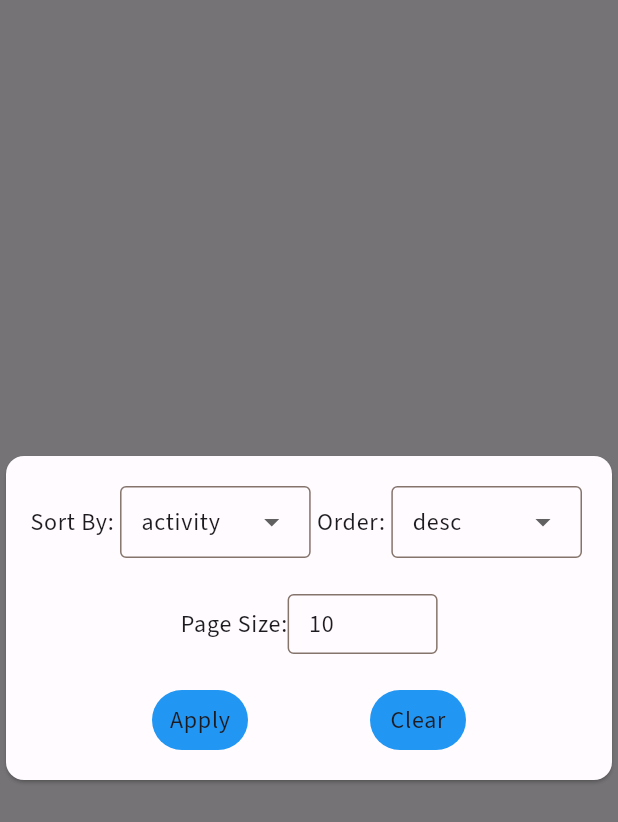
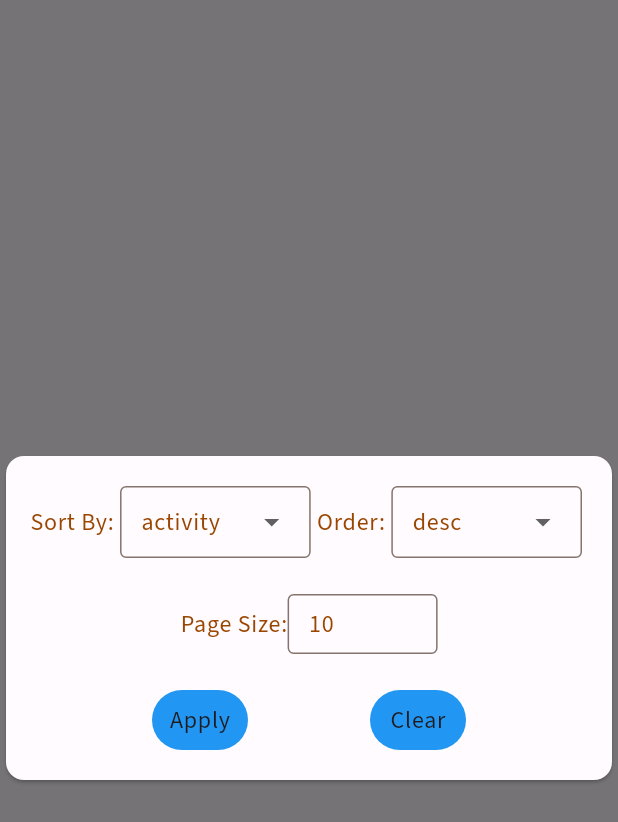
Before and after one commit to bevin-franklin-2134/stack_overflow_app, a Flutter app: the screen it shows after launch, after a tap on the "filter list" icon, on a phone screen of 412 x 824 dp. Shown: the top 822 px of the screen. Run offline on Flutter 3.47's test engine with Material 3 defaults, Android fonts, the phone set to English and light mode, and no system bars; our stand-ins replace bloc, chopper, flutter_bloc, google_fonts, webview_flutter.

Commit message:
update the icons and theme

```diff
--- a/lib/ui/overlay/filter_overlay.dart
+++ b/lib/ui/overlay/filter_overlay.dart
@@ -61,7 +61,8 @@ class _FilterOverlayState extends State<FilterOverlay> {
                     children: [
                       Text(
                         'Sort By:',
-                        style: Theme.of(context).textTheme.bodyLarge,
+                        style: Theme.of(context).textTheme.bodyLarge?.copyWith(
+                            color: Theme.of(context).colorScheme.primary),
                       ),
                       Expanded(
                         child: Padding(
@@ -92,7 +93,11 @@ class _FilterOverlayState extends State<FilterOverlay> {
                                     child: Text(value,
                                         style: Theme.of(context)
                                             .textTheme
-                                            .bodyLarge),
+                                            .bodyLarge
+                                            ?.copyWith(
+                                                color: Theme.of(context)
+                                                    .colorScheme
+                                                    .primary)),
                                   );
                                 }).toList(),
                               ),
@@ -101,7 +106,12 @@ class _FilterOverlayState extends State<FilterOverlay> {
                         ),
                       ),
                       Text('Order:',
-                          style: Theme.of(context).textTheme.bodyLarge),
+                          style: Theme.of(context)
+                              .textTheme
+                              .bodyLarge
+                              ?.copyWith(
+                                  color:
+                                      Theme.of(context).colorScheme.primary)),
                       Expanded(
                         child: Padding(
                           padding: const EdgeInsets.all(4.0),
@@ -129,7 +139,11 @@ class _FilterOverlayState extends State<FilterOverlay> {
                                     child: Text(value,
                                         style: Theme.of(context)
                                             .textTheme
-                                            .bodyLarge),
+                                            .bodyLarge
+                                            ?.copyWith(
+                                                color: Theme.of(context)
+                                                    .colorScheme
+                                                    .primary)),
                                   );
                                 }).toList(),
                               ),
@@ -145,7 +159,8 @@ class _FilterOverlayState extends State<FilterOverlay> {
                     children: [
                       Text(
                         'Page Size:',
-                        style: Theme.of(context).textTheme.bodyLarge,
+                        style: Theme.of(context).textTheme.bodyLarge?.copyWith(
+                            color: Theme.of(context).colorScheme.primary),
                       ),
                       SizedBox(
                         height: 40,
@@ -154,6 +169,11 @@ class _FilterOverlayState extends State<FilterOverlay> {
                           controller:
                               TextEditingController(text: pageSize.toString()),
                           keyboardType: TextInputType.number,
+                          style: Theme.of(context)
+                              .textTheme
+                              .bodyLarge
+                              ?.copyWith(
+                                  color: Theme.of(context).colorScheme.primary),
                           decoration: const InputDecoration(
                               hintText: 'Enter page size',
                               border: OutlineInputBorder(),
--- a/lib/ui/screens/webview_screen.dart
+++ b/lib/ui/screens/webview_screen.dart
@@ -57,7 +57,7 @@ class WebViewScreen extends StatelessWidget {
         ),
         title: Text(
           'Stack Overflow', // Title of the app bar
-          style: Theme.of(context).textTheme.titleLarge, // Apply large title text style
+          style: Theme.of(context).textTheme.titleLarge?.copyWith(color:Theme.of(context).colorScheme.primary ), // Apply large title text style
         ),
       ),
       body: SafeArea(
--- a/lib/ui/widget/search_widget.dart
+++ b/lib/ui/widget/search_widget.dart
@@ -24,7 +24,7 @@ class SearchWidget extends StatelessWidget {
         controller.text = val;
         controller.selection = previousCursorPosition;
       },
-      style: Theme.of(context).textTheme.bodyMedium,
+      style: Theme.of(context).textTheme.bodyMedium?.copyWith(color:Theme.of(context).colorScheme.primary ),
       onEditingComplete: handleSearch,
       onFieldSubmitted: (val) {
         handleSearch;
@@ -33,10 +33,10 @@ class SearchWidget extends StatelessWidget {
         suffixIcon: IconButton(
           color: Theme.of(context).primaryColor,
           onPressed: handleSearch,
-          icon: const Icon(Icons.search),
+          icon:  Icon(Icons.search,color:Theme.of(context).colorScheme.primary),
         ),
         hintText: 'Search here...',
-        hintStyle: Theme.of(context).textTheme.bodyMedium,
+        hintStyle: Theme.of(context).textTheme.bodyMedium?.copyWith(color:Theme.of(context).colorScheme.primary ),
         enabledBorder: OutlineInputBorder(
           borderRadius: _buildBorderRadius(),
         ),
```
Also changed, not shown: 1 other file.
